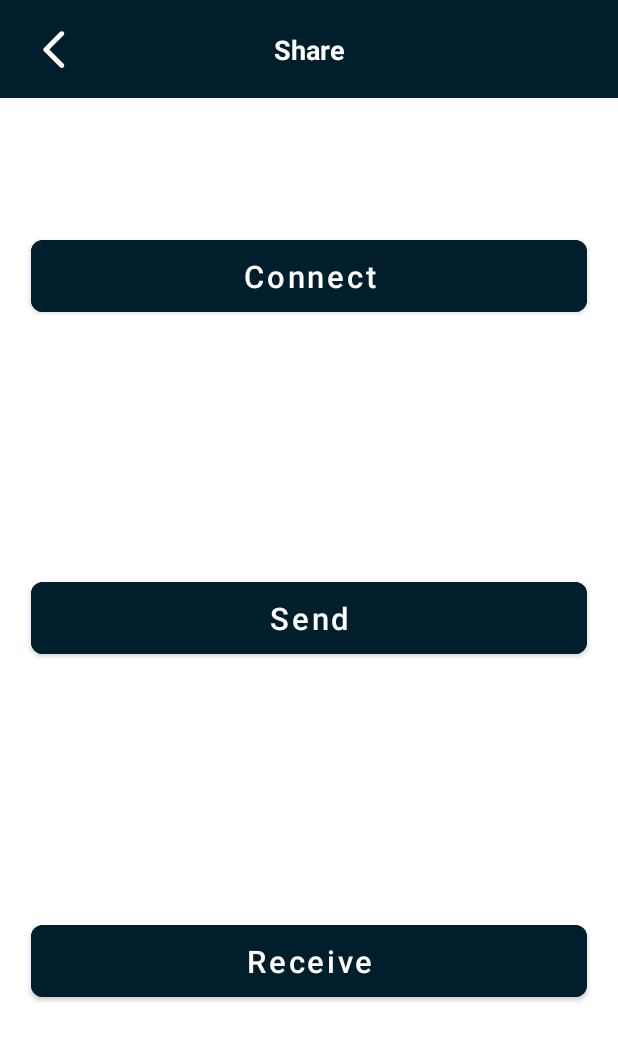
After one commit to khalidElsonbaty/marn, an Android app: the fragment ShareFragment shown on its own in the app's theme, on a phone screen of 412 x 824 dp. The commit adds this screen. Shown: the top 1041 px of the screen. Run offline under Robolectric (Android 15) with nearby library versions, the phone set to English and light mode, and no system bars; our stand-ins replace data binding, sdp/ssp sizes.

Commit message:
add share screen

```diff
--- a/app/src/main/java/com/marn/task/presentation/details/MealDetailsFragment.kt
+++ b/app/src/main/java/com/marn/task/presentation/details/MealDetailsFragment.kt
@@ -36,8 +36,7 @@ class MealDetailsFragment : Fragment(), ClickHandler {
     private lateinit var binding: FragmentMealDetailsBinding
     private val viewModel: MealDetailsViewModel by viewModels()
     private var category : Category? = null
-    var bluetoothAdapter: BluetoothAdapter?=null
-    var socket: BluetoothSocket? = null
+
     override fun onCreate(savedInstanceState: Bundle?) {
         super.onCreate(savedInstanceState)
         try {
@@ -57,141 +56,17 @@ class MealDetailsFragment : Fragment(), ClickHandler {
         binding.viewModel = viewModel
         binding.lifecycleOwner = viewLifecycleOwner
         viewModel._categoryDetails.value = category
-        setBroadCastReceiver()
         return binding.root
     }
 
-    private fun setBroadCastReceiver() {
-        val filter = IntentFilter(BluetoothDevice.ACTION_FOUND)
-        activity?.registerReceiver(discoveryReceiver, filter)
-    }
 
-    private val discoveryReceiver = object : BroadcastReceiver() {
-        override fun onReceive(context: Context, intent: Intent) {
-            when (intent.action) {
-                BluetoothDevice.ACTION_FOUND -> {
-                    // Device found
-                    val device: BluetoothDevice? = intent.getParcelableExtra(BluetoothDevice.EXTRA_DEVICE)
-                    // Check if this is the device you want to connect to
-                    sendDataFromSender(device)
+    override fun onShare() {
 
-                }
-            }
-        }
-    }
-    private val BLUETOOTH_PERMISSION_REQUEST_CODE = 1001  // Define a request code for the permission request
-    override fun onShare() {
-        //Check Bluetooth Availability
-        bluetoothAdapter = BluetoothAdapter.getDefaultAdapter()
-        checkBluetoothPermission()
     }
 
     override fun onBack() {
         //back press from stack of navigation(route)
         findNavController().popBackStack()
     }
-    // Define an ActivityResultLauncher in your activity or fragment
-    private val requestDiscoverableLauncher = registerForActivityResult(ActivityResultContracts.StartActivityForResult()) { result ->
-        if (result.resultCode == Activity.RESULT_OK) {
-            // Handle the result here
-            val data: Intent? = result.data
-            // Process the data as needed
-        } else {
-            // Handle the case where the activity result is not OK
-        }
-    }
 
-    private fun sendDataFromSender(device: BluetoothDevice?) {
-
-        val uuid: UUID = UUID.fromString("00001101-0000-1000-8000-00805F9B34FB") // Standard SerialPortService ID
-        if (ActivityCompat.checkSelfPermission(
-                requireContext(),
-                Manifest.permission.BLUETOOTH_CONNECT
-            ) != PackageManager.PERMISSION_GRANTED
-        ) {
-            ActivityCompat.requestPermissions(requireActivity(), arrayOf(android.Manifest.permission.BLUETOOTH_CONNECT,), BLUETOOTH_PERMISSION_REQUEST_CODE)
-
-            return
-        } else {
-            // the device you want to connect to
-            socket = device?.createRfcommSocketToServiceRecord(uuid)
-            socket?.connect()
-            sendData()
-            receiveData()
-        }
-
-    }
-
-    private fun receiveData() {
-        val inputStream: InputStream = socket?.inputStream!!
-        val buffer = ByteArray(1024)
-        val bytesRead: Int = inputStream.read(buffer)
-        val message = String(buffer, 0, bytesRead)
-        requireContext().showToast(message)
-    }
-
-    private fun sendData() {
-        val outputStream: OutputStream? = socket?.outputStream
-        outputStream?.write(viewModel.categoryDetails.value?.strCategory?.toByteArray())
-
-    }
-
-    val DISCOVERABLE_DURATION = 300 // 300 seconds (5 minutes)
-    private fun setDiscoveringDevices() {
-        val discoverableIntent = Intent(BluetoothAdapter.ACTION_REQUEST_DISCOVERABLE)
-        discoverableIntent.putExtra(BluetoothAdapter.EXTRA_DISCOVERABLE_DURATION, DISCOVERABLE_DURATION)
-         // Launch the discoverable activity using the ActivityResultLauncher
-        requestDiscoverableLauncher.launch(discoverableIntent)
-    }
-
-
-    // Check if the app has Bluetooth permissions
-    private fun checkBluetoothPermission() {
-        if (ContextCompat.checkSelfPermission(requireContext(), android.Manifest.permission.BLUETOOTH) != PackageManager.PERMISSION_GRANTED) {
-            // Permission is not granted, request the permission
-            ActivityCompat.requestPermissions(requireActivity(), arrayOf(android.Manifest.permission.BLUETOOTH,android.Manifest.permission.BLUETOOTH_SCAN), BLUETOOTH_PERMISSION_REQUEST_CODE)
-        } else {
-            // Permission has already been granted, proceed with Bluetooth operations
-            // Your Bluetooth-related code here
-            if (bluetoothAdapter == null) {
-                // Device doesn't support Bluetooth
-                requireContext().showToast(getString(R.string.device_doesn_t_support_bluetooth))
-            } else {
-                if (!bluetoothAdapter?.isEnabled!!) {
-                    // Bluetooth is not enabled, prompt the user to enable it
-                    requireContext().showToast(getString(R.string.bluetooth_is_not_enabled))
-
-                } else {
-                    // Bluetooth is enabled, proceed with further steps
-                    bluetoothAdapter?.startDiscovery()
-                    setDiscoveringDevices()
-                }
-            }
-
-        }
-    }
-    // Handle the result of the permission request
-    override fun onRequestPermissionsResult(requestCode: Int, permissions: Array<String>, grantResults: IntArray) {
-        when (requestCode) {
-            BLUETOOTH_PERMISSION_REQUEST_CODE -> {
-                // If request is cancelled, the result arrays are empty
-                if (grantResults.isNotEmpty() && grantResults[0] == PackageManager.PERMISSION_GRANTED) {
-                    // Permission granted, proceed with Bluetooth operations
-                    // Your Bluetooth-related code here
-
-                } else {
-                    // Permission denied, handle the scenario where Bluetooth functionality is restricted
-                    // Notify the user or take appropriate action
-                }
-                return
-            }
-        }
-    }
-
-    override fun onDestroyView() {
-        // Unregister the BroadcastReceiver to avoid memory leaks
-        activity?.unregisterReceiver(discoveryReceiver)
-        socket?.close()
-        super.onDestroyView()
-    }
 }
--- /dev/null
+++ b/app/src/main/java/com/marn/task/presentation/share/ClickHandler.kt
@@ -0,0 +1,8 @@
+package com.marn.task.presentation.share
+
+interface ClickHandler {
+    fun onBack()
+    fun onConnect()
+    fun onSend()
+    fun onReceive()
+}
--- /dev/null
+++ b/app/src/main/java/com/marn/task/presentation/share/ShareFragment.kt
@@ -0,0 +1,207 @@
+package com.marn.task.presentation.share
+
+import android.Manifest
+import android.app.Activity
+import android.bluetooth.BluetoothAdapter
+import android.bluetooth.BluetoothDevice
+import android.bluetooth.BluetoothSocket
+import android.content.BroadcastReceiver
+import android.content.Context
+import android.content.Intent
+import android.content.IntentFilter
+import android.content.pm.PackageManager
+import android.os.Bundle
+import androidx.fragment.app.Fragment
+import android.view.LayoutInflater
+import android.view.View
+import android.view.ViewGroup
+import androidx.activity.result.contract.ActivityResultContracts
+import androidx.core.app.ActivityCompat
+import androidx.core.content.ContextCompat
+import androidx.fragment.app.viewModels
+import androidx.navigation.fragment.findNavController
+import com.marn.task.R
+import com.marn.task.databinding.FragmentMealDetailsBinding
+import com.marn.task.databinding.FragmentShareBinding
+import com.marn.task.domain.entity.Category
+import com.marn.task.presentation.details.MealDetailsFragmentArgs
+import com.marn.task.presentation.details.MealDetailsViewModel
+import com.marn.task.utils.ToastUtils.showToast
+import java.io.InputStream
+import java.io.OutputStream
+import java.util.UUID
+
+
+class ShareFragment : Fragment() ,ClickHandler{
+    var bluetoothAdapter: BluetoothAdapter?=null
+    var socket: BluetoothSocket? = null
+    private val BLUETOOTH_PERMISSION_REQUEST_CODE = 1001  // Define a request code for the permission request
+    private lateinit var binding: FragmentShareBinding
+    private var category : Category? = null
+
+    override fun onCreate(savedInstanceState: Bundle?) {
+        super.onCreate(savedInstanceState)
+        try {
+            //receive bundle from list fragment
+            category = MealDetailsFragmentArgs.fromBundle(requireArguments()).category
+        } catch (_: Exception) {
+        }
+    }
+
+    override fun onCreateView(
+        inflater: LayoutInflater, container: ViewGroup?,
+        savedInstanceState: Bundle?
+    ): View? {
+        // Inflate the layout for this fragment
+        binding = FragmentShareBinding.inflate(inflater, container, false)
+        binding.handler = this
+        binding.lifecycleOwner = viewLifecycleOwner
+        setBroadCastReceiver()
+        return binding.root
+    }
+
+    override fun onBack() {
+        //back press from stack of navigation(route)
+        findNavController().popBackStack()
+    }
+
+    override fun onConnect() {
+        setBroadCastReceiver()
+
+        //Check Bluetooth Availability
+        bluetoothAdapter = BluetoothAdapter.getDefaultAdapter()
+        checkBluetoothPermission()
+    }
+
+    override fun onSend() {
+        sendData()
+
+    }
+
+    override fun onReceive() {
+        receiveData()
+    }
+
+    // Define an ActivityResultLauncher in your activity or fragment
+    private val requestDiscoverableLauncher = registerForActivityResult(ActivityResultContracts.StartActivityForResult()) { result ->
+        if (result.resultCode == Activity.RESULT_OK) {
+            // Handle the result here
+            val data: Intent? = result.data
+            // Process the data as needed
+        } else {
+            // Handle the case where the activity result is not OK
+        }
+    }
+
+    private fun sendDataFromSender(device: BluetoothDevice?) {
+
+        val uuid: UUID = UUID.fromString("00001101-0000-1000-8000-00805F9B34FB") // Standard SerialPortService ID
+        if (ActivityCompat.checkSelfPermission(
+                requireContext(),
+                Manifest.permission.BLUETOOTH_CONNECT
+            ) != PackageManager.PERMISSION_GRANTED
+        ) {
+            ActivityCompat.requestPermissions(requireActivity(), arrayOf(android.Manifest.permission.BLUETOOTH_CONNECT,), BLUETOOTH_PERMISSION_REQUEST_CODE)
+
+            return
+        } else {
+            // the device you want to connect to
+            socket = device?.createRfcommSocketToServiceRecord(uuid)
+            socket?.connect()
+        }
+
+    }
+
+    private fun receiveData() {
+        val inputStream: InputStream = socket?.inputStream!!
+        val buffer = ByteArray(1024)
+        val bytesRead: Int = inputStream.read(buffer)
+        val message = String(buffer, 0, bytesRead)
+        requireContext().showToast(message)
+    }
+
+    private fun sendData() {
+        val outputStream: OutputStream? = socket?.outputStream
+        outputStream?.write(category?.strCategory?.toByteArray())
+
+    }
+
+    val DISCOVERABLE_DURATION = 300 // 300 seconds (5 minutes)
+    private fun setDiscoveringDevices() {
+        val discoverableIntent = Intent(BluetoothAdapter.ACTION_REQUEST_DISCOVERABLE)
+        discoverableIntent.putExtra(BluetoothAdapter.EXTRA_DISCOVERABLE_DURATION, DISCOVERABLE_DURATION)
+        // Launch the discoverable activity using the ActivityResultLauncher
+        requestDiscoverableLauncher.launch(discoverableIntent)
+    }
+
+
+    // Check if the app has Bluetooth permissions
+    private fun checkBluetoothPermission() {
+        if (ContextCompat.checkSelfPermission(requireContext(), android.Manifest.permission.BLUETOOTH) != PackageManager.PERMISSION_GRANTED) {
+            // Permission is not granted, request the permission
+            ActivityCompat.requestPermissions(requireActivity(), arrayOf(android.Manifest.permission.BLUETOOTH,android.Manifest.permission.BLUETOOTH_SCAN), BLUETOOTH_PERMISSION_REQUEST_CODE)
+        } else {
+            // Permission has already been granted, proceed with Bluetooth operations
+            // Your Bluetooth-related code here
+            if (bluetoothAdapter == null) {
+                // Device doesn't support Bluetooth
+                requireContext().showToast(getString(R.string.device_doesn_t_support_bluetooth))
+            } else {
+                if (!bluetoothAdapter?.isEnabled!!) {
+                    // Bluetooth is not enabled, prompt the user to enable it
+                    requireContext().showToast(getString(R.string.bluetooth_is_not_enabled))
+
+                } else {
+                    // Bluetooth is enabled, proceed with further steps
+                    bluetoothAdapter?.startDiscovery()
+                    setDiscoveringDevices()
+                }
+            }
+
+        }
+    }
+    // Handle the result of the permission request
+    override fun onRequestPermissionsResult(requestCode: Int, permissions: Array<String>, grantResults: IntArray) {
+        when (requestCode) {
+            BLUETOOTH_PERMISSION_REQUEST_CODE -> {
+                // If request is cancelled, the result arrays are empty
+                if (grantResults.isNotEmpty() && grantResults[0] == PackageManager.PERMISSION_GRANTED) {
+                    // Permission granted, proceed with Bluetooth operations
+                    // Your Bluetooth-related code here
+
+                } else {
+                    // Permission denied, handle the scenario where Bluetooth functionality is restricted
+                    // Notify the user or take appropriate action
+                }
+                return
+            }
+        }
+    }
+    private fun setBroadCastReceiver() {
+        val filter = IntentFilter(BluetoothDevice.ACTION_FOUND)
+        activity?.registerReceiver(discoveryReceiver, filter)
+    }
+
+    private val discoveryReceiver = object : BroadcastReceiver() {
+        override fun onReceive(context: Context, intent: Intent) {
+            when (intent.action) {
+                BluetoothDevice.ACTION_FOUND -> {
+                    // Device found
+                    val device: BluetoothDevice? = intent.getParcelableExtra(BluetoothDevice.EXTRA_DEVICE)
+                    // Check if this is the device you want to connect to
+                    sendDataFromSender(device)
+
+                }
+            }
+        }
+    }
+
+    override fun onDestroyView() {
+        // Unregister the BroadcastReceiver to avoid memory leaks
+        activity?.unregisterReceiver(discoveryReceiver)
+        socket?.close()
+        super.onDestroyView()
+    }
+
+
+}
--- /dev/null
+++ b/app/src/main/res/layout/fragment_share.xml
@@ -0,0 +1,93 @@
+<?xml version="1.0" encoding="utf-8"?>
+<layout xmlns:android="http://schemas.android.com/apk/res/android"
+    xmlns:app="http://schemas.android.com/apk/res-auto"
+    xmlns:tools="http://schemas.android.com/tools">
+
+    <data>
+
+        <variable
+            name="handler"
+            type="com.marn.task.presentation.share.ClickHandler" />
+
+
+        <import type="android.view.View" />
+
+    </data>
+
+    <androidx.constraintlayout.widget.ConstraintLayout
+        android:layout_width="match_parent"
+        android:layout_height="match_parent"
+        android:background="@color/white">
+
+        <androidx.constraintlayout.widget.ConstraintLayout
+            android:id="@+id/cl_toolbar"
+            android:layout_width="match_parent"
+            android:layout_height="@dimen/_50sdp"
+            android:background="@color/bar_color"
+            app:layout_constraintTop_toTopOf="parent">
+
+            <ImageView
+                android:layout_width="@dimen/_24sdp"
+                android:layout_height="@dimen/_24sdp"
+                android:layout_marginStart="@dimen/_16sdp"
+                android:onClick="@{() -> handler.onBack()}"
+                android:src="@drawable/ic_arrow_back"
+                app:layout_constraintBottom_toBottomOf="parent"
+                app:layout_constraintStart_toStartOf="parent"
+                app:layout_constraintTop_toTopOf="parent"
+                tools:ignore="ContentDescription" />
+
+            <TextView
+                android:id="@+id/tv_otp_code"
+                style="@style/TitleTextStyle"
+                android:layout_width="wrap_content"
+                android:layout_height="wrap_content"
+                android:text="@string/share"
+                app:layout_constraintBottom_toBottomOf="parent"
+                app:layout_constraintEnd_toEndOf="parent"
+                app:layout_constraintStart_toStartOf="parent"
+                app:layout_constraintTop_toTopOf="parent" />
+
+        </androidx.constraintlayout.widget.ConstraintLayout>
+
+            <androidx.constraintlayout.widget.ConstraintLayout
+                android:layout_width="match_parent"
+                android:layout_height="match_parent">
+
+
+
+
+                <Button
+                    android:id="@+id/btn_connect"
+                    style="@style/ButtonStyleWhite"
+                    android:onClick="@{() -> handler.onConnect()}"
+                    android:text="@string/connect"
+                    app:layout_constraintTop_toTopOf="parent"
+                    app:layout_constraintBottom_toTopOf="@id/btn_send"
+                    app:layout_constraintEnd_toEndOf="parent"
+                    app:layout_constraintStart_toStartOf="parent" />
+                <Button
+                    android:id="@+id/btn_send"
+                    style="@style/ButtonStyleWhite"
+                    android:onClick="@{() -> handler.onSend()}"
+                    android:text="@string/send"
+                    app:layout_constraintTop_toBottomOf="@id/btn_connect"
+                    app:layout_constraintBottom_toTopOf="@id/btn_receive"
+                    app:layout_constraintEnd_toEndOf="parent"
+                    app:layout_constraintStart_toStartOf="parent" />
+                <Button
+                    android:id="@+id/btn_receive"
+                    style="@style/ButtonStyleWhite"
+                    android:onClick="@{() -> handler.onReceive()}"
+                    android:text="@string/receive"
+                    app:layout_constraintTop_toBottomOf="@id/btn_send"
+                    app:layout_constraintBottom_toBottomOf="parent"
+                    app:layout_constraintEnd_toEndOf="parent"
+                    app:layout_constraintStart_toStartOf="parent" />
+
+            </androidx.constraintlayout.widget.ConstraintLayout>
+
+
+    </androidx.constraintlayout.widget.ConstraintLayout>
+
+</layout>
--- a/app/src/main/res/values/strings.xml
+++ b/app/src/main/res/values/strings.xml
@@ -10,4 +10,7 @@
     <string name="share">Share</string>
     <string name="device_doesn_t_support_bluetooth">Device doesn\'t support Bluetooth</string>
     <string name="bluetooth_is_not_enabled">Bluetooth is not enabled</string>
+    <string name="send">Send</string>
+    <string name="receive">Receive</string>
+    <string name="connect">Connect</string>
 </resources>
```
Also changed, not shown: app/src/main/AndroidManifest.xml (+6 -1 lines).
